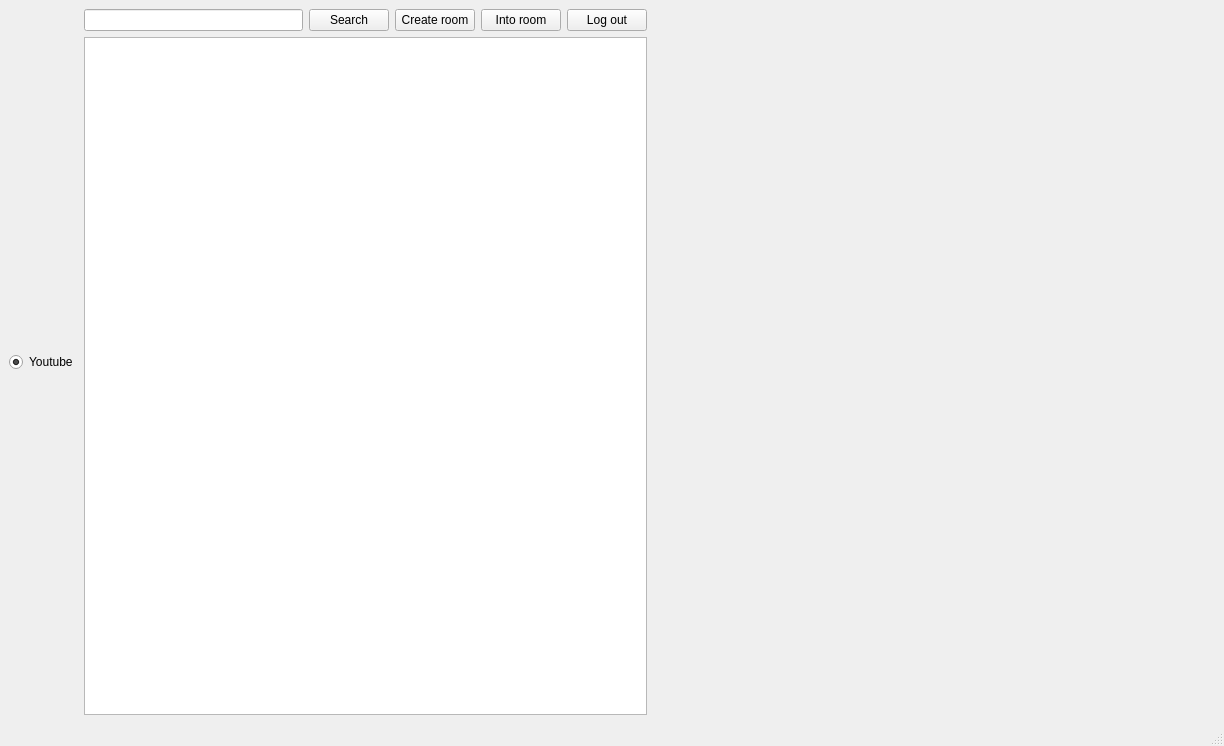
This is client/static/ui/watchupapp.ui in cpp-park-vk-education/2022_2_cash_map as Qt 5 draws it before an edit. The edited form follows.
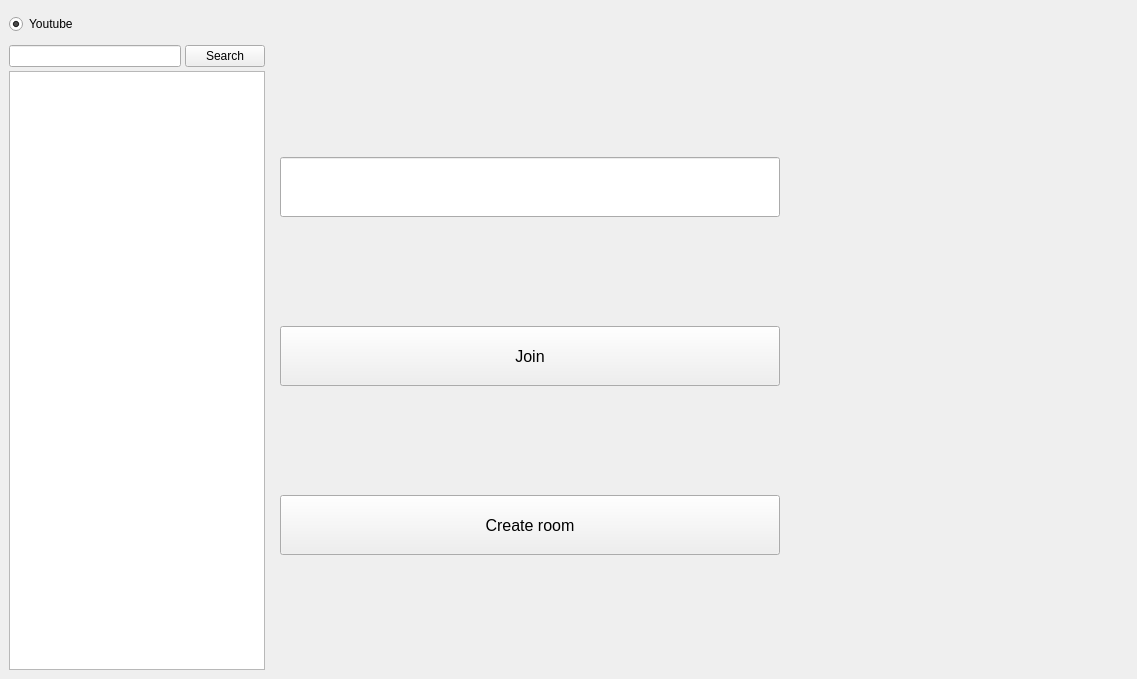
This is the edited form. Icons and pictures are not drawn.

Patch:
```diff
--- a/client/static/ui/watchupapp.ui
+++ b/client/static/ui/watchupapp.ui
@@ -6,8 +6,8 @@
    <rect>
     <x>0</x>
     <y>0</y>
-    <width>1224</width>
-    <height>746</height>
+    <width>1137</width>
+    <height>679</height>
    </rect>
   </property>
   <property name="windowTitle">
@@ -21,55 +21,236 @@
     </sizepolicy>
    </property>
    <layout class="QGridLayout" name="gridLayout">
-    <item row="0" column="1" rowspan="2">
-     <layout class="QGridLayout" name="contentSearchLayout">
-      <item row="0" column="0">
+    <item row="2" column="0" colspan="2">
+     <layout class="QVBoxLayout" name="verticalLayout">
+      <property name="spacing">
+       <number>4</number>
+      </property>
+      <property name="sizeConstraint">
+       <enum>QLayout::SetDefaultConstraint</enum>
+      </property>
+      <property name="leftMargin">
+       <number>0</number>
+      </property>
+      <item>
        <layout class="QHBoxLayout" name="horizontalLayout">
         <item>
-         <widget class="QLineEdit" name="searchLineEdit"/>
+         <widget class="QLineEdit" name="searchLineEdit">
+          <property name="sizePolicy">
+           <sizepolicy hsizetype="Expanding" vsizetype="Fixed">
+            <horstretch>0</horstretch>
+            <verstretch>0</verstretch>
+           </sizepolicy>
+          </property>
+          <property name="minimumSize">
+           <size>
+            <width>50</width>
+            <height>0</height>
+           </size>
+          </property>
+          <property name="maximumSize">
+           <size>
+            <width>320</width>
+            <height>50</height>
+           </size>
+          </property>
+         </widget>
         </item>
         <item>
          <widget class="QPushButton" name="searchButton">
+          <property name="sizePolicy">
+           <sizepolicy hsizetype="Expanding" vsizetype="Fixed">
+            <horstretch>0</horstretch>
+            <verstretch>0</verstretch>
+           </sizepolicy>
+          </property>
+          <property name="minimumSize">
+           <size>
+            <width>50</width>
+            <height>0</height>
+           </size>
+          </property>
+          <property name="maximumSize">
+           <size>
+            <width>80</width>
+            <height>16777215</height>
+           </size>
+          </property>
           <property name="text">
            <string>Search</string>
           </property>
          </widget>
         </item>
+       </layout>
+      </item>
+      <item>
+       <widget class="QListWidget" name="listWidget">
+        <property name="minimumSize">
+         <size>
+          <width>100</width>
+          <height>0</height>
+         </size>
+        </property>
+        <property name="maximumSize">
+         <size>
+          <width>400</width>
+          <height>16777215</height>
+         </size>
+        </property>
+       </widget>
+      </item>
+     </layout>
+    </item>
+    <item row="2" column="2">
+     <widget class="QStackedWidget" name="stackedWidget">
+      <property name="sizePolicy">
+       <sizepolicy hsizetype="Expanding" vsizetype="Expanding">
+        <horstretch>0</horstretch>
+        <verstretch>0</verstretch>
+       </sizepolicy>
+      </property>
+      <property name="minimumSize">
+       <size>
+        <width>400</width>
+        <height>0</height>
+       </size>
+      </property>
+      <property name="maximumSize">
+       <size>
+        <width>16777215</width>
+        <height>16777215</height>
+       </size>
+      </property>
+      <property name="currentIndex">
+       <number>0</number>
+      </property>
+      <widget class="QWidget" name="startPage">
+       <layout class="QVBoxLayout" name="verticalLayout_2">
+        <item>
+         <widget class="QLineEdit" name="joinLineEdit">
+          <property name="sizePolicy">
+           <sizepolicy hsizetype="Expanding" vsizetype="Fixed">
+            <horstretch>0</horstretch>
+            <verstretch>0</verstretch>
+           </sizepolicy>
+          </property>
+          <property name="minimumSize">
+           <size>
+            <width>200</width>
+            <height>60</height>
+           </size>
+          </property>
+          <property name="maximumSize">
+           <size>
+            <width>500</width>
+            <height>60</height>
+           </size>
+          </property>
+          <property name="font">
+           <font>
+            <pointsize>12</pointsize>
+           </font>
+          </property>
+         </widget>
+        </item>
+        <item>
+         <widget class="QPushButton" name="joinButton">
+          <property name="sizePolicy">
+           <sizepolicy hsizetype="Expanding" vsizetype="Fixed">
+            <horstretch>0</horstretch>
+            <verstretch>0</verstretch>
+           </sizepolicy>
+          </property>
+          <property name="minimumSize">
+           <size>
+            <width>200</width>
+            <height>60</height>
+           </size>
+          </property>
+          <property name="maximumSize">
+           <size>
+            <width>500</width>
+            <height>60</height>
+           </size>
+          </property>
+          <property name="font">
+           <font>
+            <pointsize>12</pointsize>
+           </font>
+          </property>
+          <property name="text">
+           <string>Join</string>
+          </property>
+         </widget>
+        </item>
         <item>
          <widget class="QPushButton" name="createRoomButton">
+          <property name="sizePolicy">
+           <sizepolicy hsizetype="Preferred" vsizetype="Fixed">
+            <horstretch>0</horstretch>
+            <verstretch>0</verstretch>
+           </sizepolicy>
+          </property>
+          <property name="minimumSize">
+           <size>
+            <width>200</width>
+            <height>60</height>
+           </size>
+          </property>
+          <property name="maximumSize">
+           <size>
+            <width>500</width>
+            <height>60</height>
+           </size>
+          </property>
+          <property name="font">
+           <font>
+            <pointsize>12</pointsize>
+           </font>
+          </property>
           <property name="text">
            <string>Create room</string>
           </property>
          </widget>
         </item>
-        <item>
-         <widget class="QPushButton" name="openRoomButton">
-          <property name="text">
-           <string>Into room</string>
-          </property>
-         </widget>
-        </item>
-        <item>
-         <widget class="QPushButton" name="logOutButton">
-          <property name="text">
-           <string>Log out</string>
-          </property>
-         </widget>
-        </item>
        </layout>
-      </item>
-      <item row="1" column="0">
-       <widget class="QListWidget" name="listWidget"/>
-      </item>
-     </layout>
+      </widget>
+     </widget>
     </item>
-    <item row="0" column="0" rowspan="2">
-     <layout class="QVBoxLayout" name="linksLayout">
+    <item row="1" column="0" colspan="3">
+     <layout class="QHBoxLayout" name="horizontalLayout_2">
+      <property name="spacing">
+       <number>0</number>
+      </property>
+      <property name="leftMargin">
+       <number>0</number>
+      </property>
       <item>
        <widget class="QRadioButton" name="youtubeButton">
+        <property name="minimumSize">
+         <size>
+          <width>20</width>
+          <height>30</height>
+         </size>
+        </property>
+        <property name="font">
+         <font>
+          <pointsize>9</pointsize>
+         </font>
+        </property>
         <property name="text">
          <string>Youtube</string>
         </property>
+        <property name="icon">
+         <iconset>
+          <normaloff>../icons/youtube_icon.png</normaloff>../icons/youtube_icon.png</iconset>
+        </property>
+        <property name="iconSize">
+         <size>
+          <width>20</width>
+          <height>20</height>
+         </size>
+        </property>
         <property name="checked">
          <bool>true</bool>
         </property>
@@ -77,25 +258,8 @@
       </item>
      </layout>
     </item>
-    <item row="0" column="2">
-     <widget class="QStackedWidget" name="stackedWidget">
-      <widget class="QWidget" name="page"/>
-      <widget class="QWidget" name="page_2"/>
-     </widget>
-    </item>
    </layout>
   </widget>
-  <widget class="QMenuBar" name="menubar">
-   <property name="geometry">
-    <rect>
-     <x>0</x>
-     <y>0</y>
-     <width>1224</width>
-     <height>25</height>
-    </rect>
-   </property>
-  </widget>
-  <widget class="QStatusBar" name="statusbar"/>
  </widget>
  <resources/>
  <connections/>
```
